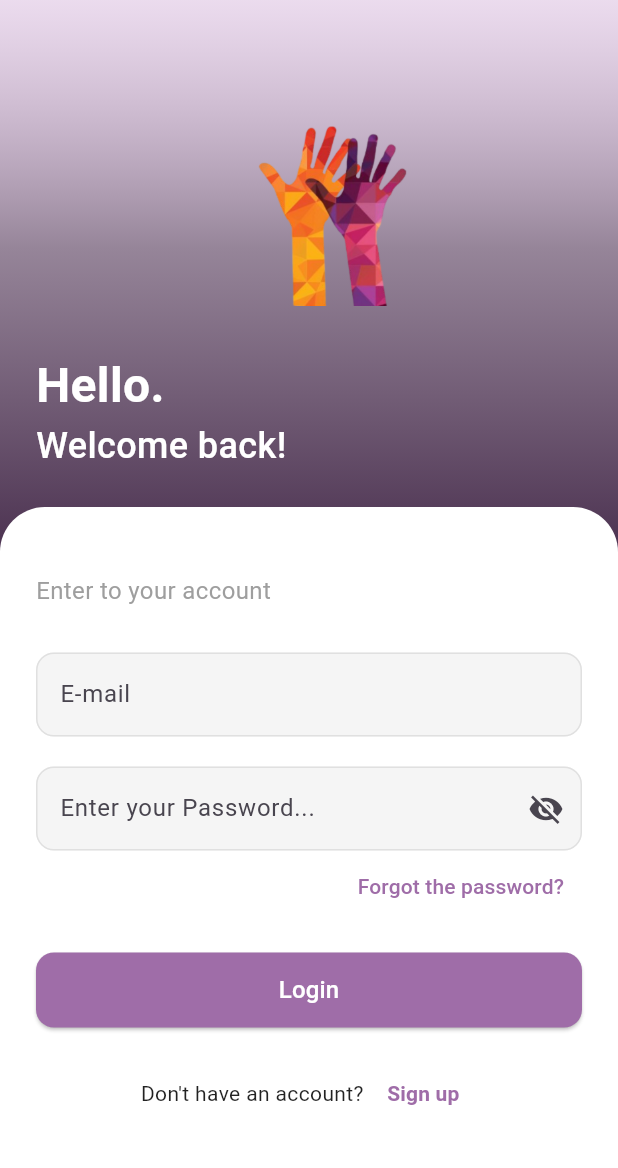
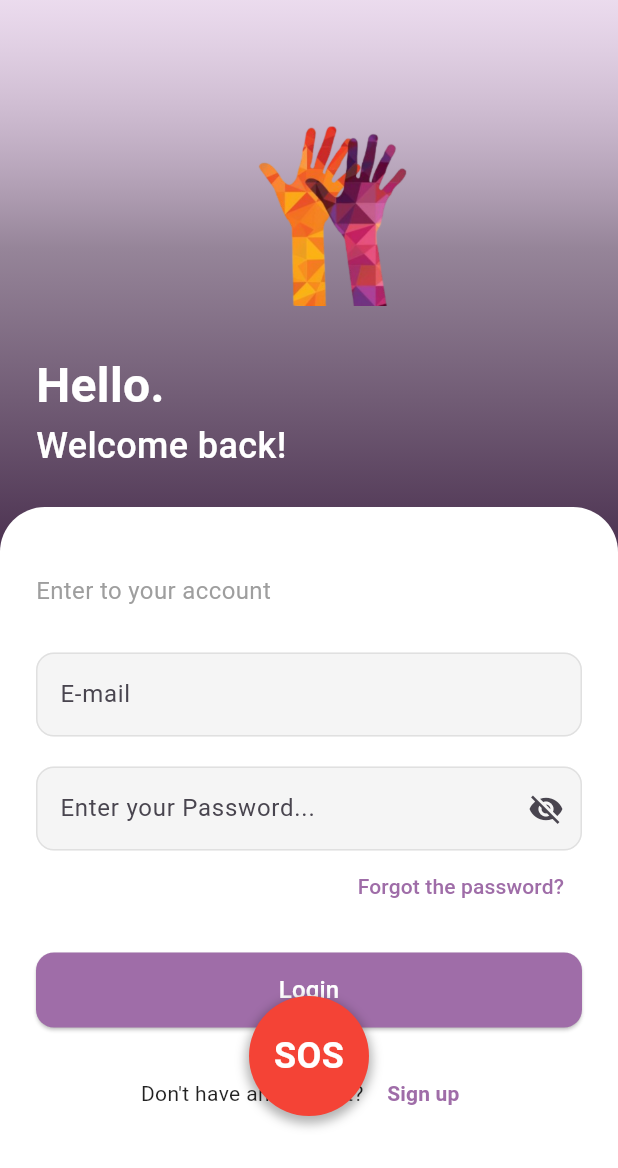
Before and after one commit to matshepo13/Hluvu, a Flutter app: the screen it shows after launch, on a phone screen of 412 x 824 dp. Shown: the top 1168 px of the screen. Run offline on Flutter 3.47's test engine with Material 3 defaults, Android fonts, the phone set to English and light mode, and no system bars; our stand-ins replace device_info_plus, file_picker, firebase_auth, firebase_core, flutter_dotenv, geolocator and 7 more; missing offline and left inert: flutter_pdfview, image_picker_windows, record; accounts and stored records are empty.

Commit message:
sos works

```diff
--- a/lib/main.dart
+++ b/lib/main.dart
@@ -6,6 +6,7 @@ import 'firebase_options.dart';
 import 'package:flutter_dotenv/flutter_dotenv.dart';
 import 'package:permission_handler/permission_handler.dart';
 import 'package:image_picker_windows/image_picker_windows.dart';
+import './widgets/sos_button_overlay.dart';
 
 Future<void> requestPermissions() async {
   Map<Permission, PermissionStatus> statuses = await [
@@ -54,7 +55,18 @@ class MyApp extends StatelessWidget {
       theme: ThemeData(
         primarySwatch: Colors.blue,
       ),
-      home: const LoginPage(),
+      home: Navigator(
+        onGenerateRoute: (settings) {
+          return MaterialPageRoute(
+            builder: (context) => Stack(
+              children: [
+                const LoginPage(),
+                const SosButtonOverlay(),
+              ],
+            ),
+          );
+        },
+      ),
     );
   }
 }
--- /dev/null
+++ b/lib/widgets/sos_button_overlay.dart
@@ -0,0 +1,113 @@
+import 'package:flutter/material.dart';
+import '../pages/chat_with_bot_page.dart';
+import '../widgets/speech_to_text_overlay.dart';
+
+class SosButtonOverlay extends StatefulWidget {
+  const SosButtonOverlay({super.key});
+
+  @override
+  State<SosButtonOverlay> createState() => _SosButtonOverlayState();
+}
+
+class _SosButtonOverlayState extends State<SosButtonOverlay>
+    with SingleTickerProviderStateMixin {
+  int _tapCount = 0;
+  DateTime? _lastTapTime;
+  late AnimationController _animationController;
+  late Animation<double> _scaleAnimation;
+
+  @override
+  void initState() {
+    super.initState();
+    _animationController = AnimationController(
+      duration: const Duration(milliseconds: 200),
+      vsync: this,
+    );
+    _scaleAnimation = Tween<double>(begin: 1.0, end: 0.95).animate(
+      CurvedAnimation(
+        parent: _animationController,
+        curve: Curves.easeInOut,
+      ),
+    );
+  }
+
+  @override
+  void dispose() {
+    _animationController.dispose();
+    super.dispose();
+  }
+
+  void _handleTap(BuildContext context) async {
+    _animationController.forward().then((_) {
+      _animationController.reverse();
+    });
+
+    final now = DateTime.now();
+
+    if (_lastTapTime != null &&
+        now.difference(_lastTapTime!).inSeconds <= 2) {
+      setState(() {
+        _tapCount++;
+      });
+    } else {
+      setState(() {
+        _tapCount = 1;
+      });
+    }
+    _lastTapTime = now;
+
+    if (_tapCount == 1) {
+      Navigator.push(
+        context,
+        MaterialPageRoute(
+          builder: (context) => const ChatWithBotPage(fromSOS: true),
+        ),
+      );
+    }
+  }
+
+  @override
+  Widget build(BuildContext context) {
+    return Material(
+      type: MaterialType.transparency,
+      child: Align(
+        alignment: Alignment.bottomCenter,
+        child: Padding(
+          padding: const EdgeInsets.only(bottom: 80),
+          child: ScaleTransition(
+            scale: _scaleAnimation,
+            child: GestureDetector(
+              onTap: () => _handleTap(context),
+              child: Container(
+                width: 80,
+                height: 80,
+                decoration: BoxDecoration(
+                  color: Colors.red,
+                  shape: BoxShape.circle,
+                  boxShadow: [
+                    BoxShadow(
+                      color: Colors.black.withOpacity(0.3),
+                      spreadRadius: 2,
+                      blurRadius: 5,
+                      offset: const Offset(0, 3),
+                    ),
+                  ],
+                ),
+                child: const Center(
+                  child: Text(
+                    'SOS',
+                    style: TextStyle(
+                      color: Colors.white,
+                      fontSize: 24,
+                      fontWeight: FontWeight.bold,
+                    ),
+                  ),
+                ),
+              ),
+            ),
+          ),
+        ),
+      ),
+    );
+  }
+}
```
Also changed, not shown: lib/pages/chat_with_bot_page.dart (+54 -1 lines).
